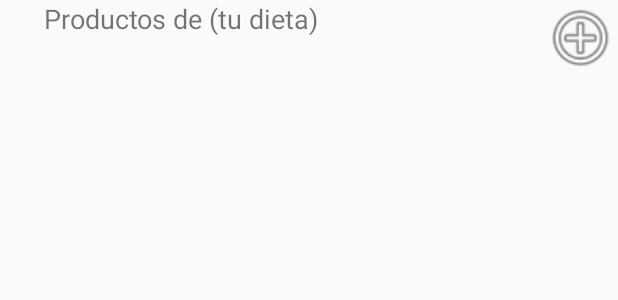
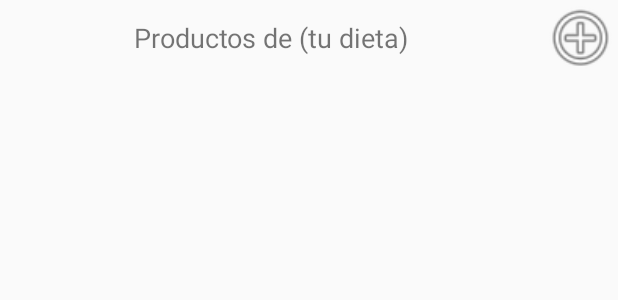
Before and after one commit to sangovis98/TFG, an Android app: the layout activity_dia_dieta.xml on its own in the app's theme, with its tools: preview values and no code run, on a phone screen of 412 x 824 dp. Shown: the top 300 px of the screen. Run offline under Robolectric (Android 15) with nearby library versions, the phone set to English and light mode, and no system bars.

```diff
--- a/app/src/main/res/layout/activity_dia_dieta.xml
+++ b/app/src/main/res/layout/activity_dia_dieta.xml
@@ -10,7 +10,7 @@
         android:id="@+id/listaProductos"
         android:layout_width="match_parent"
         android:layout_height="match_parent"
-        android:layout_marginTop="32dp"
+        android:layout_marginTop="50dp"
         app:layout_constraintEnd_toEndOf="parent"
         app:layout_constraintStart_toStartOf="parent"
         app:layout_constraintTop_toBottomOf="@+id/textView5" />
@@ -19,6 +19,7 @@
         android:id="@+id/textView5"
         android:layout_width="303dp"
         android:layout_height="50dp"
+        android:gravity="center"
         android:text="Productos de (tu dieta)"
         android:textSize="18sp"
         app:layout_constraintEnd_toStartOf="@+id/ivAddProductoDieta"
```
Also changed, not shown: app/src/main/java/com/example/tfg/CrearProducto.java (+19 -4 lines), app/src/main/java/com/example/tfg/DiaDietaActivity.java (+8 -5 lines), app/src/main/java/com/example/tfg/ListaProductosActivity.java (+7 -3 lines).
